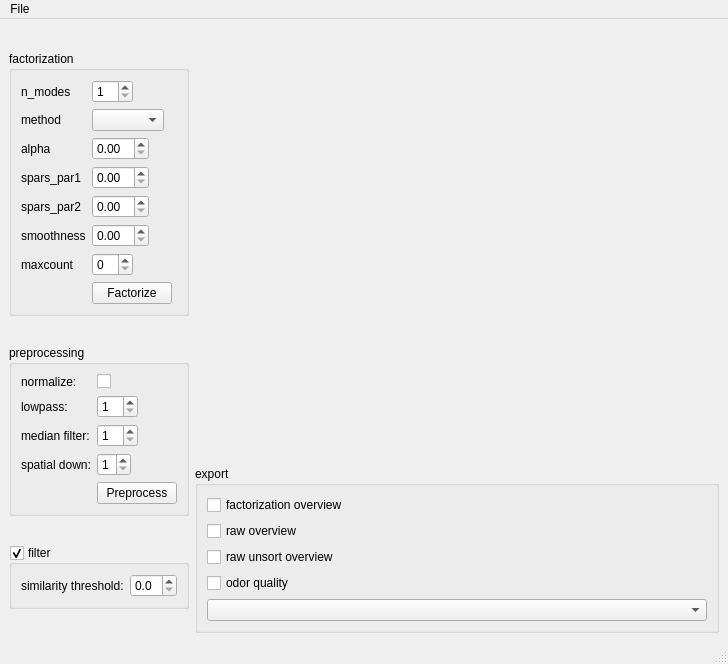
dedan/DrosCalciumAnalyse, file main_gui/main_window.ui: the form before one commit.
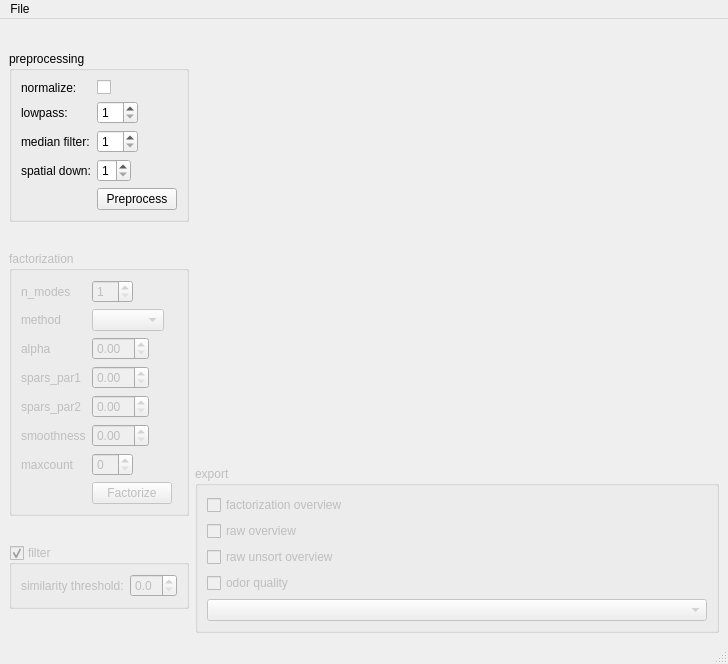
The form after the commit. Custom widgets are drawn as their Qt base class.

Commit message: start separating preprocessing from the factorization

What changed in the file:
```diff
--- a/main_gui/main_window.ui
+++ b/main_gui/main_window.ui
@@ -29,8 +29,107 @@
    <layout class="QHBoxLayout" name="horizontalLayout">
     <item>
      <layout class="QVBoxLayout" name="verticalLayout_2">
+      <item>
+       <widget class="QGroupBox" name="preprocessing_box">
+        <property name="enabled">
+         <bool>true</bool>
+        </property>
+        <property name="sizePolicy">
+         <sizepolicy hsizetype="Preferred" vsizetype="Maximum">
+          <horstretch>0</horstretch>
+          <verstretch>0</verstretch>
+         </sizepolicy>
+        </property>
+        <property name="title">
+         <string>preprocessing</string>
+        </property>
+        <property name="checkable">
+         <bool>false</bool>
+        </property>
+        <layout class="QFormLayout" name="formLayout">
+         <property name="fieldGrowthPolicy">
+          <enum>QFormLayout::FieldsStayAtSizeHint</enum>
+         </property>
+         <item row="0" column="0">
+          <widget class="QLabel" name="label_2">
+           <property name="text">
+            <string>normalize:</string>
+           </property>
+          </widget>
+         </item>
+         <item row="0" column="1">
+          <widget class="QCheckBox" name="normalize_box">
+           <property name="text">
+            <string/>
+           </property>
+          </widget>
+         </item>
+         <item row="1" column="0">
+          <widget class="QLabel" name="label_3">
+           <property name="text">
+            <string>lowpass:</string>
+           </property>
+          </widget>
+         </item>
+         <item row="1" column="1">
+          <widget class="QSpinBox" name="lowpass_spinner">
+           <property name="minimum">
+            <number>1</number>
+           </property>
+           <property name="maximum">
+            <number>10</number>
+           </property>
+          </widget>
+         </item>
+         <item row="2" column="0">
+          <widget class="QLabel" name="label_4">
+           <property name="text">
+            <string>median filter:</string>
+           </property>
+          </widget>
+         </item>
+         <item row="2" column="1">
+          <widget class="QSpinBox" name="median_spinner">
+           <property name="minimum">
+            <number>1</number>
+           </property>
+           <property name="maximum">
+            <number>10</number>
+           </property>
+          </widget>
+         </item>
+         <item row="3" column="0">
+          <widget class="QLabel" name="label_5">
+           <property name="text">
+            <string>spatial down:</string>
+           </property>
+          </widget>
+         </item>
+         <item row="3" column="1">
+          <widget class="QSpinBox" name="spatial_spinner">
+           <property name="minimum">
+            <number>1</number>
+           </property>
+           <property name="maximum">
+            <number>4</number>
+           </property>
+          </widget>
+         </item>
+         <item row="4" column="1">
+          <widget class="QPushButton" name="preprocess_button">
+           <property name="text">
+            <string>Preprocess</string>
+           </property>
+          </widget>
+         </item>
+        </layout>
+       </widget>
+      </item>
       <item>
        <widget class="QGroupBox" name="factorize_box">
+        <property name="enabled">
+         <bool>false</bool>
+        </property>
         <property name="sizePolicy">
          <sizepolicy hsizetype="Preferred" vsizetype="Maximum">
           <horstretch>0</horstretch>
@@ -128,106 +227,10 @@
         </layout>
        </widget>
       </item>
-      <item>
-       <widget class="QGroupBox" name="preprocessing_box">
-        <property name="enabled">
-         <bool>true</bool>
-        </property>
-        <property name="sizePolicy">
-         <sizepolicy hsizetype="Preferred" vsizetype="Maximum">
-          <horstretch>0</horstretch>
-          <verstretch>0</verstretch>
-         </sizepolicy>
-        </property>
-        <property name="title">
-         <string>preprocessing</string>
-        </property>
-        <property name="checkable">
-         <bool>false</bool>
-        </property>
-        <layout class="QFormLayout" name="formLayout">
-         <property name="fieldGrowthPolicy">
-          <enum>QFormLayout::FieldsStayAtSizeHint</enum>
-         </property>
-         <item row="0" column="0">
-          <widget class="QLabel" name="label_2">
-           <property name="text">
-            <string>normalize:</string>
-           </property>
-          </widget>
-         </item>
-         <item row="0" column="1">
-          <widget class="QCheckBox" name="normalize_box">
-           <property name="text">
-            <string/>
-           </property>
-          </widget>
-         </item>
-         <item row="1" column="0">
-          <widget class="QLabel" name="label_3">
-           <property name="text">
-            <string>lowpass:</string>
-           </property>
-          </widget>
-         </item>
-         <item row="1" column="1">
-          <widget class="QSpinBox" name="lowpass_spinner">
-           <property name="minimum">
-            <number>1</number>
-           </property>
-           <property name="maximum">
-            <number>10</number>
-           </property>
-          </widget>
-         </item>
-         <item row="2" column="0">
-          <widget class="QLabel" name="label_4">
-           <property name="text">
-            <string>median filter:</string>
-           </property>
-          </widget>
-         </item>
-         <item row="2" column="1">
-          <widget class="QSpinBox" name="median_spinner">
-           <property name="minimum">
-            <number>1</number>
-           </property>
-           <property name="maximum">
-            <number>10</number>
-           </property>
-          </widget>
-         </item>
-         <item row="3" column="0">
-          <widget class="QLabel" name="label_5">
-           <property name="text">
-            <string>spatial down:</string>
-           </property>
-          </widget>
-         </item>
-         <item row="3" column="1">
-          <widget class="QSpinBox" name="spatial_spinner">
-           <property name="minimum">
-            <number>1</number>
-           </property>
-           <property name="maximum">
-            <number>4</number>
-           </property>
-          </widget>
-         </item>
-         <item row="4" column="1">
-          <widget class="QPushButton" name="preprocess_button">
-           <property name="text">
-            <string>Preprocess</string>
-           </property>
-          </widget>
-         </item>
-        </layout>
-       </widget>
-      </item>
       <item>
        <widget class="QGroupBox" name="filter_box">
         <property name="enabled">
-         <bool>true</bool>
+         <bool>false</bool>
         </property>
         <property name="sizePolicy">
          <sizepolicy hsizetype="Preferred" vsizetype="Maximum">
@@ -282,6 +285,9 @@
       </item>
       <item>
        <widget class="QGroupBox" name="plots_box">
+        <property name="enabled">
+         <bool>false</bool>
+        </property>
         <property name="sizePolicy">
          <sizepolicy hsizetype="Preferred" vsizetype="Maximum">
           <horstretch>0</horstretch>
```
The commit also changes 1 other file.
